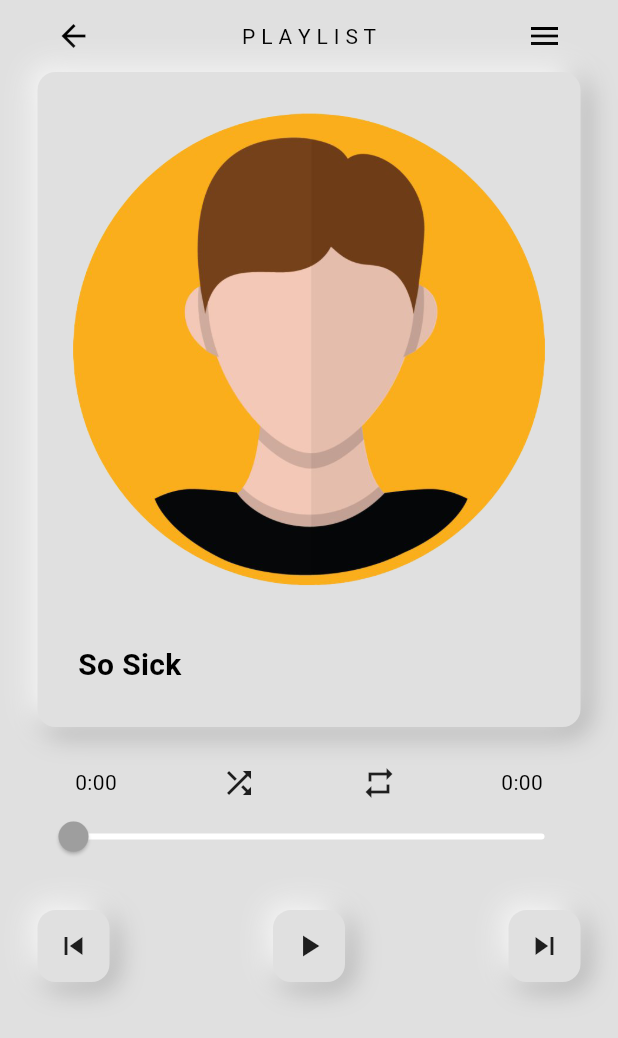
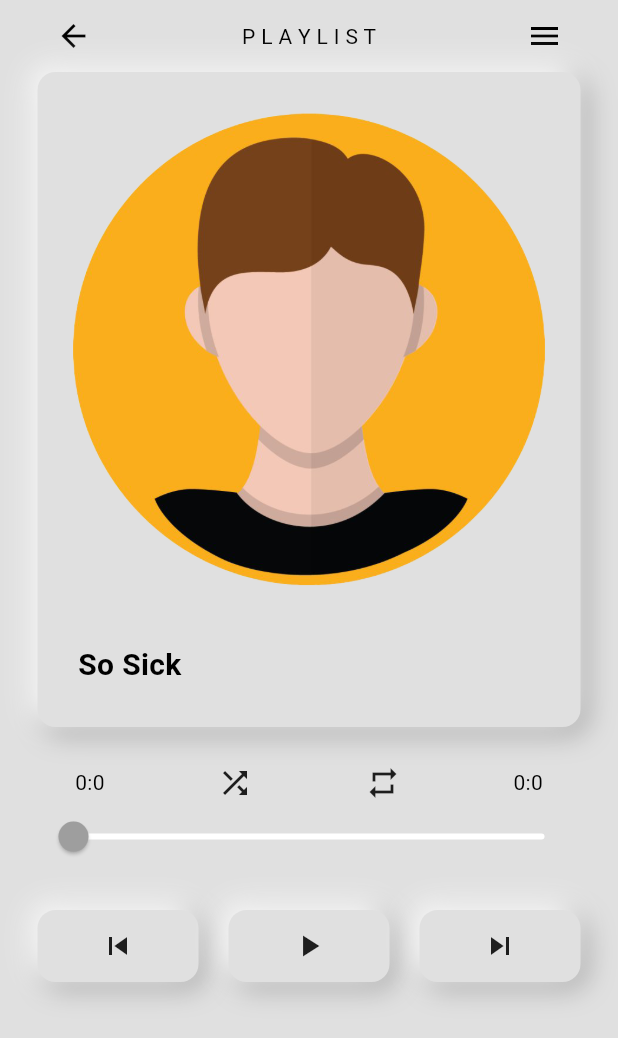
Before and after one commit to dhirajchaurasiya10/Music_player, a Flutter app: the SongPage screen opened directly, on a phone screen of 412 x 824 dp. Shown: the top 1038 px of the screen. Run offline on Flutter 3.47's test engine with Material 3 defaults, Android fonts, the phone set to English and light mode, and no system bars; our stand-ins replace audioplayers.

Commit message:
seeking iss

```diff
--- a/lib/pages/song_page.dart
+++ b/lib/pages/song_page.dart
@@ -6,14 +6,20 @@ import 'package:provider/provider.dart';
 class SongPage extends StatelessWidget {
   const SongPage({super.key});
 
+  String formatTime(Duration duration){
+    String twoDigitSeconds = duration.inSeconds.remainder(60).toString();
+    String formattedTime = "${duration.inMinutes}:$twoDigitSeconds";
+
+    return formattedTime;
+  }
+
   @override
   Widget build(BuildContext context) {
     return Consumer<PlaylistProvider>(
       builder: (context, value, child) {
-
         final playlist = value.playlist;
 
-        final currentSong = playlist[value.currentSongIndex ?? 0];    //after this
+        final currentSong = playlist[value.currentSongIndex ?? 0]; //after this
         return Scaffold(
           backgroundColor: Theme.of(context).colorScheme.background,
           body: SafeArea(
@@ -37,7 +43,8 @@ class SongPage extends StatelessWidget {
                       children: [
                         ClipRRect(
                           borderRadius: BorderRadius.circular(8),
-                        child: Image.asset("assets/images/pp.png"), //replace this with currentSong.albumartimagepath
+                          child: Image.asset(
+                              "assets/images/pp.png"), //replace this with currentSong.albumartimagepath
                         ),
                         Padding(
                           padding: const EdgeInsets.all(15.0),
@@ -71,39 +78,66 @@ class SongPage extends StatelessWidget {
                         child: Column(
                           children: [
                             Row(
-                              mainAxisAlignment: MainAxisAlignment.spaceBetween,
+                                mainAxisAlignment:
+                                    MainAxisAlignment.spaceBetween,
                                 children: [
-                                Text("0:00"),
+                                  Text(formatTime(value.currentDuration)),
                                   Icon(Icons.shuffle),
                                   Icon(Icons.repeat),
-                                Text("0:00"),
+                                  Text(formatTime(value.totalDuration)),
                                 ]),
-
                           ],
                         ),
                       ),
                       Slider(
-                            value: value.currentDuration.inSeconds.toDouble(),
-                            onChanged: (value) {},
                         min: 0,
                         max: value.totalDuration.inSeconds.toDouble(),
+                        value: value.currentDuration.inSeconds.toDouble(),
+                        onChanged: (double double) {
+
+                        },
                         onChangeEnd: (double double) {
                           value.seek(Duration(seconds: double.toInt()));
                         },
                       ),
                     ],
                   ),
-
-                SizedBox(height: 25,),
-
+                  SizedBox(
+                    height: 25,
+                  ),
                   Row(
                     mainAxisAlignment: MainAxisAlignment.spaceBetween,
                     children: [
-                    NeuBox(child: Icon(Icons.skip_previous),),
-                    SizedBox(width: 20,),
-                    NeuBox(child: Icon(Icons.play_arrow),),
-                    SizedBox(width: 20,),
-                    NeuBox(child: Icon(Icons.skip_next),),
+                      Expanded(
+                          child: GestureDetector(
+                              onTap: value.playpreviousSong,
+                              child: NeuBox(
+                                child: Icon(Icons.skip_previous),
+                              ))),
+                      SizedBox(
+                        width: 20,
+                      ),
+                      Expanded(
+                        child: GestureDetector(
+                          onTap: value.pauseOrResume,
+                          child: NeuBox(
+                            child: Icon(value.isPlaying
+                                ? Icons.pause
+                                : Icons.play_arrow),
+                          ),
+                        ),
+                      ),
+                      SizedBox(
+                        width: 20,
+                      ),
+                      Expanded(
+                        child: GestureDetector(
+                          onTap: value.playNextSong,
+                          child: NeuBox(
+                            child: Icon(Icons.skip_next),
+                          ),
+                        ),
+                      ),
                     ],
                   )
                 ],
```
Lines whose indentation alone changed are shown as unchanged.
